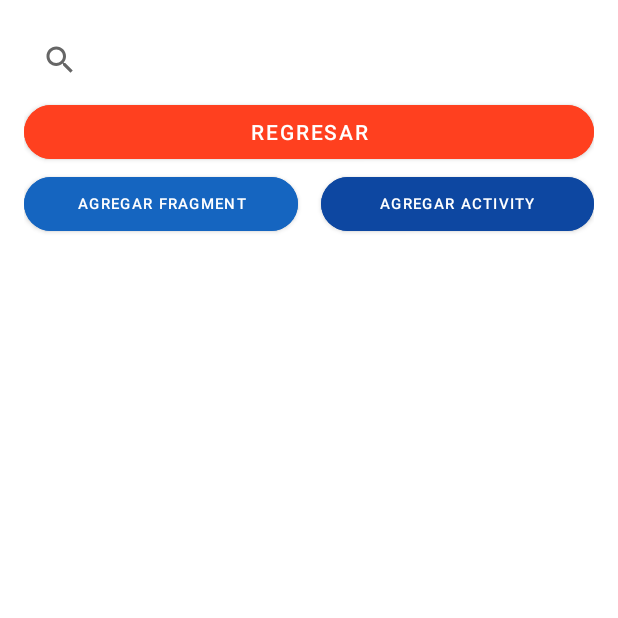
After one commit to ItsJesitoVro/ControlVet, an Android app: the PrincipalOtros screen opened directly, with no data from a screen before it, on a phone screen of 412 x 824 dp, the top half of it. The commit adds this screen. Run offline under Robolectric (Android 15) with nearby library versions, the phone set to English and light mode, and no system bars; our stand-ins replace Firebase (no records; nobody signed in at launch, a user with empty details on screens opened directly).

Commit message:
Implementación de apartado Otros

```diff
--- a/app/build.gradle
+++ b/app/build.gradle
@@ -38,6 +38,7 @@ apply plugin: 'com.google.gms.google-services'
 dependencies {
     implementation platform('com.google.firebase:firebase-bom:30.2.0')
     implementation 'com.google.android.gms:play-services-auth:20.2.0'
+    implementation 'com.firebaseui:firebase-ui-firestore:4.3.2'
     implementation 'androidx.appcompat:appcompat:1.4.1'
     implementation 'com.google.android.material:material:1.5.0'
     implementation 'androidx.constraintlayout:constraintlayout:2.1.3'
--- /dev/null
+++ b/app/src/main/java/com/example/notific/PrincipalOtros.java
@@ -0,0 +1,45 @@
+package com.example.notific;
+
+import android.os.Bundle;
+
+import androidx.appcompat.app.AppCompatActivity;
+import androidx.recyclerview.widget.LinearLayoutManager;
+import androidx.recyclerview.widget.RecyclerView;
+
+import com.adapter.ArticuloAdapter;
+import com.firebase.ui.firestore.FirestoreRecyclerOptions;
+import com.google.firebase.firestore.FirebaseFirestore;
+import com.google.firebase.firestore.Query;
+import com.model.Articulo;
+
+public class PrincipalOtros extends AppCompatActivity {
+    RecyclerView mRecycler;
+    ArticuloAdapter mAdapter;
+    FirebaseFirestore mFirestore;
+
+    @Override
+    protected void onCreate(Bundle savedInstanceState) {
+        super.onCreate(savedInstanceState);
+        setContentView(R.layout.activity_principal_otros);
+        mFirestore= FirebaseFirestore.getInstance();
+        mRecycler = findViewById(R.id.recyclerViewSingle);
+        mRecycler.setLayoutManager(new LinearLayoutManager(this));
+        Query query = mFirestore.collection("Articulos");
+
+        FirestoreRecyclerOptions<Articulo> firestoreRecyclerOptions = new FirestoreRecyclerOptions.Builder<Articulo>().setQuery(query, Articulo.class).build();
+        mAdapter = new ArticuloAdapter(firestoreRecyclerOptions);
+        mRecycler.setAdapter(mAdapter);
+    }
+
+    @Override
+    protected void onStart() {
+        super.onStart();
+        mAdapter.startListening();
+    }
+
+    @Override
+    protected void onStop() {
+        super.onStop();
+        mAdapter.stopListening();
+    }
+}
--- /dev/null
+++ b/app/src/main/res/layout/activity_principal_otros.xml
@@ -0,0 +1,80 @@
+<?xml version="1.0" encoding="utf-8"?>
+<androidx.constraintlayout.widget.ConstraintLayout xmlns:android="http://schemas.android.com/apk/res/android"
+    xmlns:app="http://schemas.android.com/apk/res-auto"
+    xmlns:tools="http://schemas.android.com/tools"
+    android:layout_width="match_parent"
+    android:layout_height="match_parent"
+    tools:context=".PrincipalOtros">
+
+    <LinearLayout
+        android:id="@+id/linearLayout"
+        android:layout_width="0dp"
+        android:layout_height="0dp"
+        android:layout_marginStart="16dp"
+        android:layout_marginTop="16dp"
+        android:layout_marginEnd="16dp"
+        android:layout_marginBottom="16dp"
+        android:orientation="vertical"
+        app:layout_constraintBottom_toBottomOf="parent"
+        app:layout_constraintEnd_toEndOf="parent"
+        app:layout_constraintStart_toStartOf="parent"
+        app:layout_constraintTop_toTopOf="parent">
+
+        <SearchView
+            android:id="@+id/search"
+            android:layout_width="match_parent"
+            android:layout_height="wrap_content"
+            android:background="#FFFFFF"
+            android:backgroundTint="#FFFFFF"
+            android:queryHint="Buscar" />
+
+        <Button
+            android:id="@+id/btn_close"
+            android:layout_width="match_parent"
+            android:layout_height="wrap_content"
+            android:backgroundTint="#FF401F"
+            android:text="Regresar"
+            app:cornerRadius="50dp" />
+
+        <LinearLayout
+            android:layout_width="match_parent"
+            android:layout_height="wrap_content"
+            android:gravity="center"
+            android:orientation="horizontal">
+
+            <Button
+                android:id="@+id/btn_add_fragment"
+                android:layout_width="match_parent"
+                android:layout_height="wrap_content"
+                android:layout_weight="1"
+                android:backgroundTint="@color/purple_500"
+                android:text="agregar fragment"
+                android:textSize="10sp"
+                app:cornerRadius="50dp" />
+
+            <Space
+                android:layout_width="15dp"
+                android:layout_height="wrap_content" />
+
+            <Button
+                android:id="@+id/btn_add"
+                android:layout_width="match_parent"
+                android:layout_height="wrap_content"
+                android:layout_weight="1"
+                android:backgroundTint="@color/purple_700"
+                android:text="agregar activity"
+                android:textSize="10sp"
+                app:cornerRadius="50dp" />
+        </LinearLayout>
+
+        <Space
+            android:layout_width="match_parent"
+            android:layout_height="10dp" />
+
+        <androidx.recyclerview.widget.RecyclerView
+            android:id="@+id/recyclerViewSingle"
+            android:layout_width="match_parent"
+            android:layout_height="match_parent" />
+
+    </LinearLayout>
+</androidx.constraintlayout.widget.ConstraintLayout>
```
Also changed, not shown: app/src/main/AndroidManifest.xml (+12 -5 lines), app/src/main/java/com/adapter/ArticuloAdapter.java (added, +54 -0 lines), app/src/main/java/com/controlvet/notific/MainActivity.java (+19 -6 lines), app/src/main/java/com/example/notific/CrearArticulo.java (added, +84 -0 lines), app/src/main/java/com/model/Articulo.java (added, +38 -0 lines), app/src/main/res/layout/activity_crear_articulo.xml (added, +60 -0 lines), app/src/main/res/layout/activity_main.xml (+21 -0 lines), app/src/main/res/layout/view_articulo_single.xml (added, +52 -0 lines), 2 other files.
